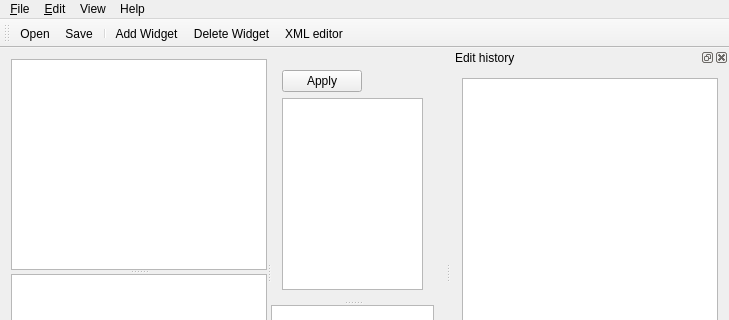
The window that src/mainwindow.ui (technic/e2designer) describes before a commit, drawn with Qt 5; both pictures show x 0 to 729 and y 0 to 320 of the 729 by 496 pixel window.
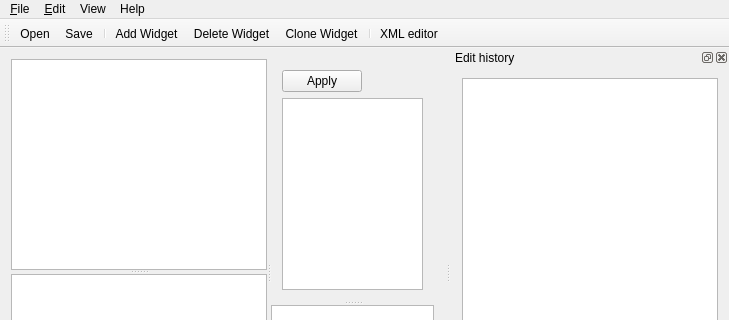
The same window after the commit. Icons and pictures are not drawn. Custom widgets are drawn as their Qt base class.

Commit message: dummy clone widget implementation

Patch:
```diff
--- a/src/mainwindow.ui
+++ b/src/mainwindow.ui
@@ -216,6 +216,8 @@
    <addaction name="separator"/>
    <addaction name="actionAddWidget"/>
    <addaction name="actionDeleteWidget"/>
+   <addaction name="actionCloneWidget"/>
+   <addaction name="separator"/>
    <addaction name="actionXmlEditor"/>
   </widget>
   <widget class="QDockWidget" name="dockWidget">
@@ -454,6 +456,11 @@
     <string>Add Panel</string>
    </property>
   </action>
+  <action name="actionCloneWidget">
+   <property name="text">
+    <string>&amp;Clone Widget</string>
+   </property>
+  </action>
  </widget>
  <layoutdefault spacing="6" margin="11"/>
  <customwidgets>
```
Left out of the diff: 3 changed lines with no effect on the pictures. The commit also changes 6 other files.
